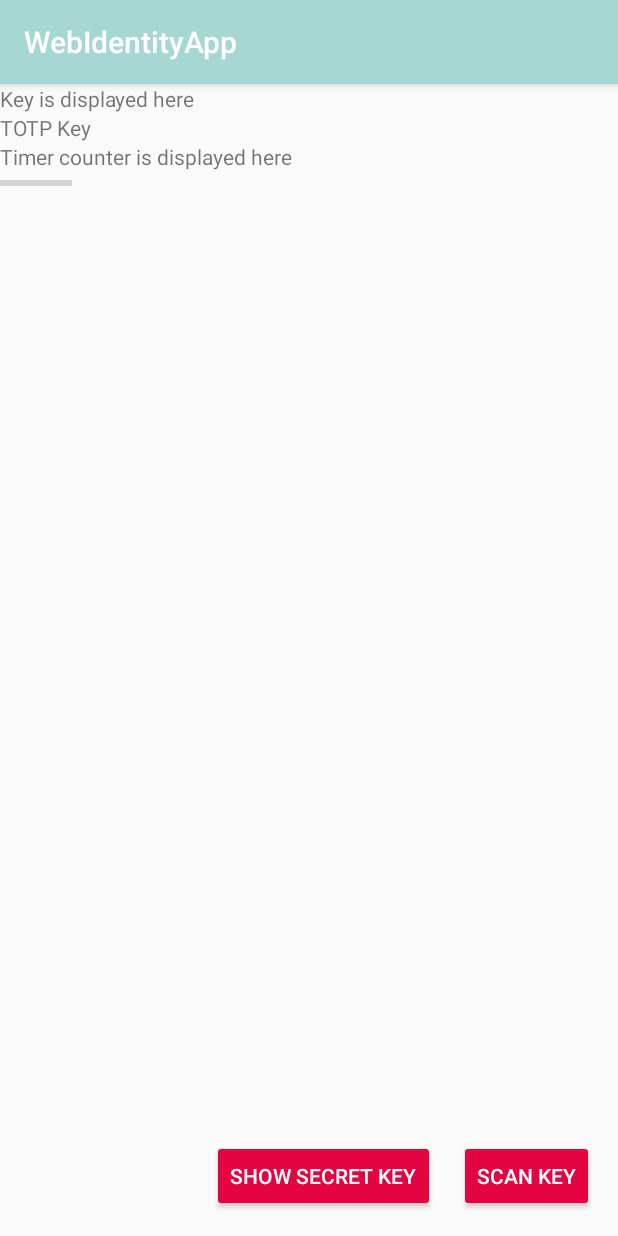
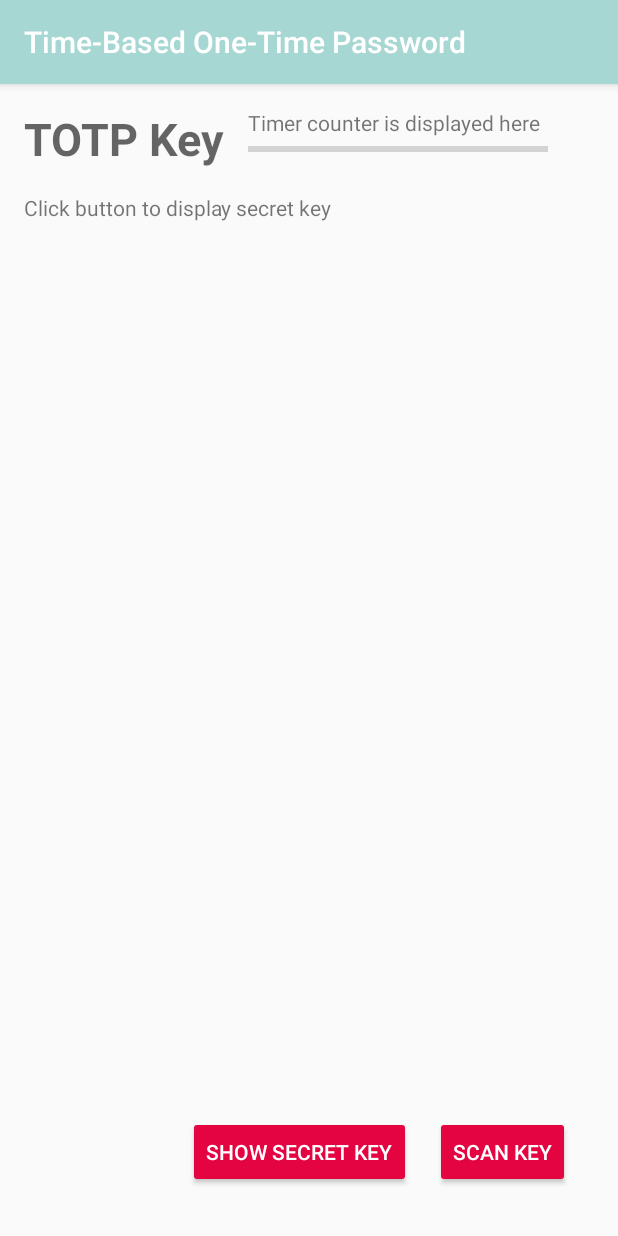
Before and after one commit to MaxBurgert/web-identity, an Android app: the screen it shows after launch (MainActivity), on a phone screen of 412 x 824 dp. Run offline under Robolectric (Android 15) with nearby library versions, the phone set to English and light mode, and no system bars.

Commit message:
Dispaly correct timer in first run
* UI beatifications

```diff
--- a/AndroidApp/app/src/main/res/layout/activity_main.xml
+++ b/AndroidApp/app/src/main/res/layout/activity_main.xml
@@ -5,36 +5,47 @@
   xmlns:tools="http://schemas.android.com/tools"
   android:layout_width="match_parent"
   android:layout_height="match_parent"
+  android:padding="16dp"
   tools:context=".MainActivity">
 
+  <TextView
+    android:id="@+id/textView_TOTP"
+    android:textStyle="bold"
+    android:layout_width="wrap_content"
+    android:layout_height="wrap_content"
+    android:text="@string/textView_key_text"
+    android:textAppearance="@style/TextAppearance.AppCompat.Caption"
+    android:textSize="30sp"
+    />
+
+  <android.support.constraint.ConstraintLayout
+    android:layout_width="wrap_content"
+    android:layout_height="wrap_content"
+    android:layout_marginStart="16dp"
+    app:layout_constraintStart_toEndOf="@id/textView_TOTP">
+
+    <TextView
+      android:id="@+id/textViewCounter"
+      android:layout_width="wrap_content"
+      android:layout_height="wrap_content"
+      android:text="@string/timer_counter_text"/>
+
+    <ProgressBar
+      android:id="@+id/progressBar"
+      android:layout_width="200dp"
+      android:layout_height="wrap_content"
+      app:layout_constraintTop_toBottomOf="@id/textViewCounter"
+      android:max="30"
+      style="?android:attr/progressBarStyleHorizontal" />
+  </android.support.constraint.ConstraintLayout>
 
   <TextView
     android:id="@+id/textView"
     android:layout_width="wrap_content"
     android:layout_height="wrap_content"
-    android:text="@string/secret_key_is_displayed_here"/>
-
-  <TextView
-    android:id="@+id/textView_TOTP"
-    android:layout_width="wrap_content"
-    android:layout_height="wrap_content"
-    android:text="@string/textView_key_text"
-    app:layout_constraintTop_toBottomOf="@id/textView"/>
-
-  <TextView
-    android:id="@+id/textViewCounter"
-    android:layout_width="wrap_content"
-    android:layout_height="wrap_content"
-    android:text="@string/timer_counter_text"
-    app:layout_constraintTop_toBottomOf="@id/textView_TOTP"/>
-
-  <ProgressBar
-    android:id="@+id/progressBar"
-    android:layout_width="wrap_content"
-    android:layout_height="wrap_content"
-    app:layout_constraintTop_toBottomOf="@id/textViewCounter"
-    android:max="30"
-    style="?android:attr/progressBarStyleHorizontal" />
+    android:layout_marginTop="16dp"
+    android:text="@string/secret_key_is_displayed_here"
+    app:layout_constraintTop_toBottomOf="@+id/textView_TOTP"/>
 
   <Button
     android:id="@+id/button_scan_key"
--- a/AndroidApp/app/src/main/res/values/strings.xml
+++ b/AndroidApp/app/src/main/res/values/strings.xml
@@ -16,7 +16,7 @@
   <string name="permission_camera_rationale">Access to the camera is needed for detection</string>
   <string name="no_camera_permission">This application cannot run because it does not have the camera permission.  The application will now exit.</string>
   <string name="low_storage_error">Face detector dependencies cannot be downloaded due to low device storage</string>
-  <string name="secret_key_is_displayed_here">Key is displayed here</string>
+  <string name="secret_key_is_displayed_here">Click button to display secret key</string>
   <string name="text_load_stored_key">show secret key</string>
   <string name="timer_counter_text">Timer counter is displayed here</string>
   <string name="textView_key_text">TOTP Key</string>
```
Also changed, not shown: AndroidApp/app/src/main/java/ch/unibas/dmi/webidentityapp/MainActivity.java (+7 -2 lines), AndroidApp/app/src/main/java/ch/unibas/dmi/webidentityapp/Timer.java (+5 -7 lines).
